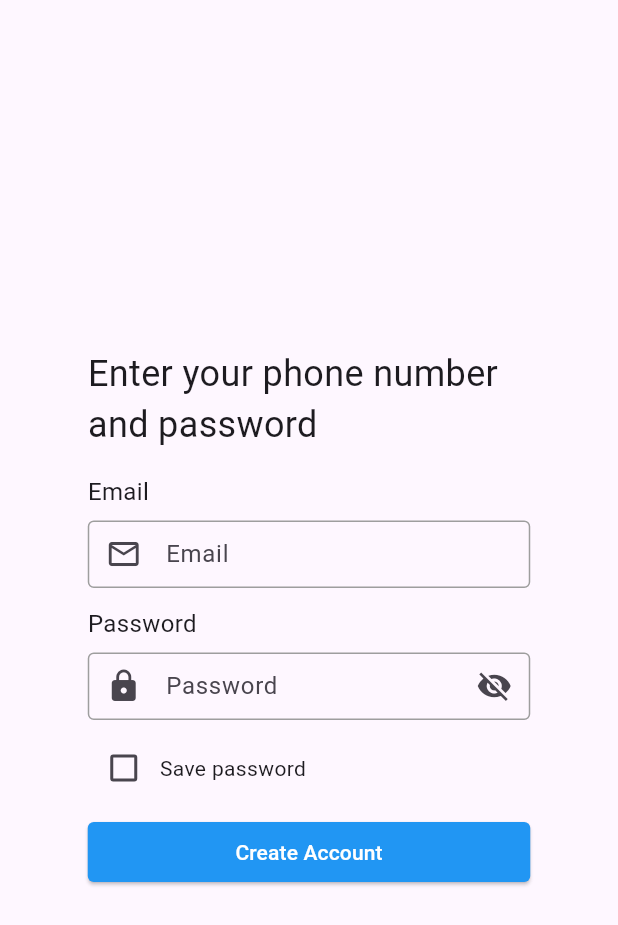
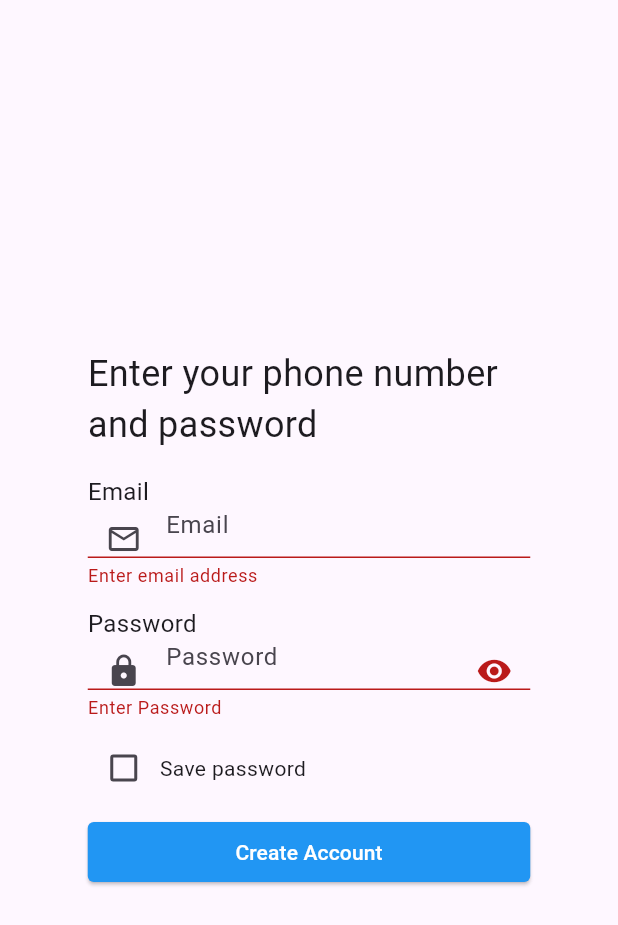
Before and after one commit to mohammadrezaulalam/share-flare, a Flutter app: the LoginScreen screen opened directly, after a tap on "Create Account", on a phone screen of 412 x 824 dp. Shown: the top 925 px of the screen. Run offline on Flutter 3.47's test engine with Material 3 defaults, Android fonts, the phone set to English and light mode, and no system bars; our stand-ins replace get.

Commit message:
Login Validation Added

```diff
--- a/lib/presentation/screens/login_screen.dart
+++ b/lib/presentation/screens/login_screen.dart
@@ -1,4 +1,5 @@
 import 'package:flutter/material.dart';
+import 'package:get/get.dart';
 
 class LoginScreen extends StatefulWidget {
   const LoginScreen({super.key});
@@ -8,13 +9,20 @@ class LoginScreen extends StatefulWidget {
 }
 
 class _LoginScreenState extends State<LoginScreen> {
+  final TextEditingController _emailTEController = TextEditingController();
+  final TextEditingController _passTEController = TextEditingController();
+  final GlobalKey<FormState> _formKey = GlobalKey<FormState>();
+
   bool? check1 = false;
+  bool hidePass = true;
 
   @override
   Widget build(BuildContext context) {
     return Scaffold(
       body: SafeArea(
         child: Center(
+          child: Form(
+            key: _formKey,
             child: SizedBox(
               height: 360,
               width: 295,
@@ -39,24 +47,35 @@ class _LoginScreenState extends State<LoginScreen> {
                     alignment: Alignment.centerLeft,
                     height: 45,
                     width: double.infinity,
-                  child: TextField(
+                    child: TextFormField(
+                        controller: _emailTEController,
                         keyboardType: TextInputType.emailAddress,
                         decoration: InputDecoration(
                           disabledBorder: const OutlineInputBorder(
-                          borderSide: BorderSide(color: Colors.grey, width: 1)),
+                              borderSide:
+                                  BorderSide(color: Colors.grey, width: 1)),
                           enabledBorder: const OutlineInputBorder(
                               borderSide: BorderSide(color: Colors.grey)),
                           focusedBorder: const OutlineInputBorder(
-                          borderSide: BorderSide(color: Colors.blue, width: 1)),
+                              borderSide:
+                                  BorderSide(color: Colors.blue, width: 1)),
                           filled: false,
-                      contentPadding: const EdgeInsets.symmetric(vertical: 10),
+                          contentPadding:
+                              const EdgeInsets.symmetric(vertical: 10),
                           hintText: "Email",
                           prefixIcon: IconButton(
                             icon: const Icon(Icons.email_outlined),
                             onPressed: () {},
                           ),
                         ),
-                  ),
+                        validator: (String? emailText) {
+                          if (emailText?.isEmpty ?? true) {
+                            return "Enter email address";
+                          } else if (emailText!.isEmail == false) {
+                            return "Enter a valid address";
+                          }
+                          return null;
+                        }),
                   ),
                   const SizedBox(
                     height: 12,
@@ -72,8 +91,9 @@ class _LoginScreenState extends State<LoginScreen> {
                     alignment: Alignment.centerLeft,
                     height: 45,
                     width: double.infinity,
-                  child: TextField(
-                    obscureText: true,
+                    child: TextFormField(
+                        controller: _passTEController,
+                        obscureText: hidePass,
                         keyboardType: TextInputType.visiblePassword,
                         decoration: InputDecoration(
                           disabledBorder: const OutlineInputBorder(
@@ -93,10 +113,22 @@ class _LoginScreenState extends State<LoginScreen> {
                             onPressed: () {},
                           ),
                           suffixIcon: IconButton(
-                          icon: const Icon(Icons.visibility_off),
-                          onPressed: () {},
-                        )),
+                            icon: hidePass
+                                ? const Icon(Icons.visibility)
+                                : const Icon(Icons.visibility_off),
+                            onPressed: () {
+                              setState(() {
+                                hidePass = !hidePass;
+                              });
+                            },
                           ),
+                        ),
+                        validator: (String? passText) {
+                          if (passText?.isEmpty ?? true) {
+                            return "Enter Password";
+                          }
+                          return null;
+                        }),
                   ),
                   const SizedBox(
                     height: 8,
@@ -128,7 +160,12 @@ class _LoginScreenState extends State<LoginScreen> {
                               //to set border radius to button
                               borderRadius: BorderRadius.circular(4)),
                         ),
-                      onPressed: () {},
+                        onPressed: () {
+                          if (_formKey.currentState!.validate()) {
+                              ScaffoldMessenger.of(context).showSnackBar(const SnackBar(
+                                  content: Text("Log in Successful")));
+                          }
+                        },
                         child: const Text(
                           "Create Account",
                           style: TextStyle(color: Colors.white),
@@ -139,6 +176,7 @@ class _LoginScreenState extends State<LoginScreen> {
             ),
           ),
         ),
+      ),
     );
   }
 }
```
Lines whose indentation alone changed are shown as unchanged.
